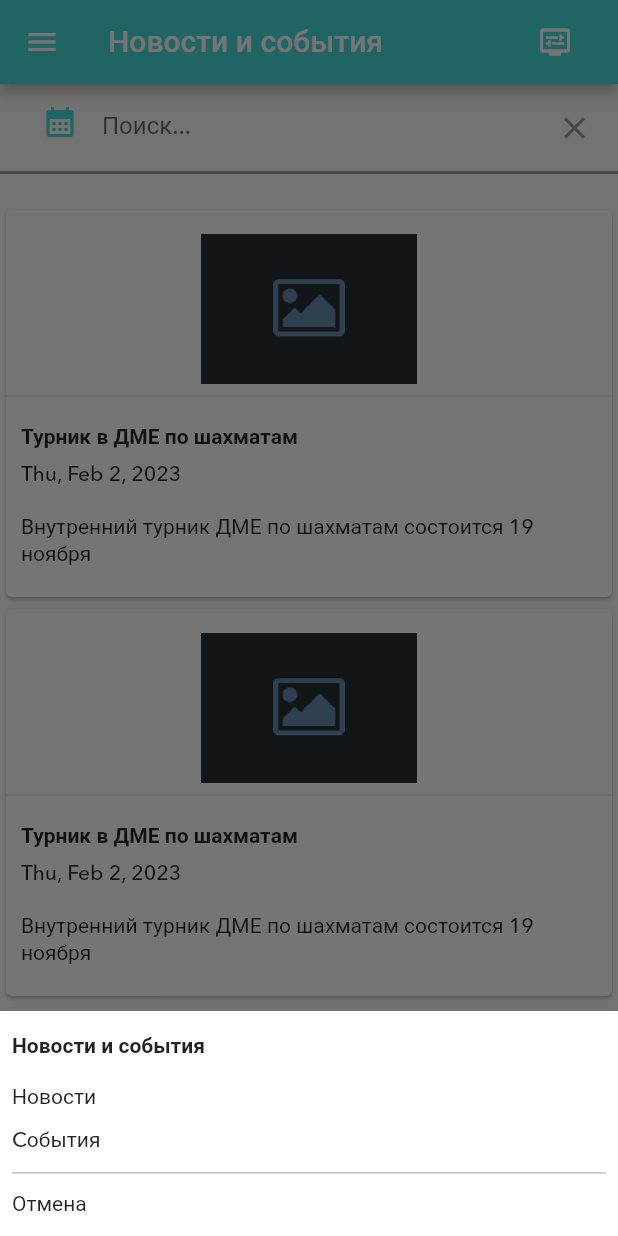
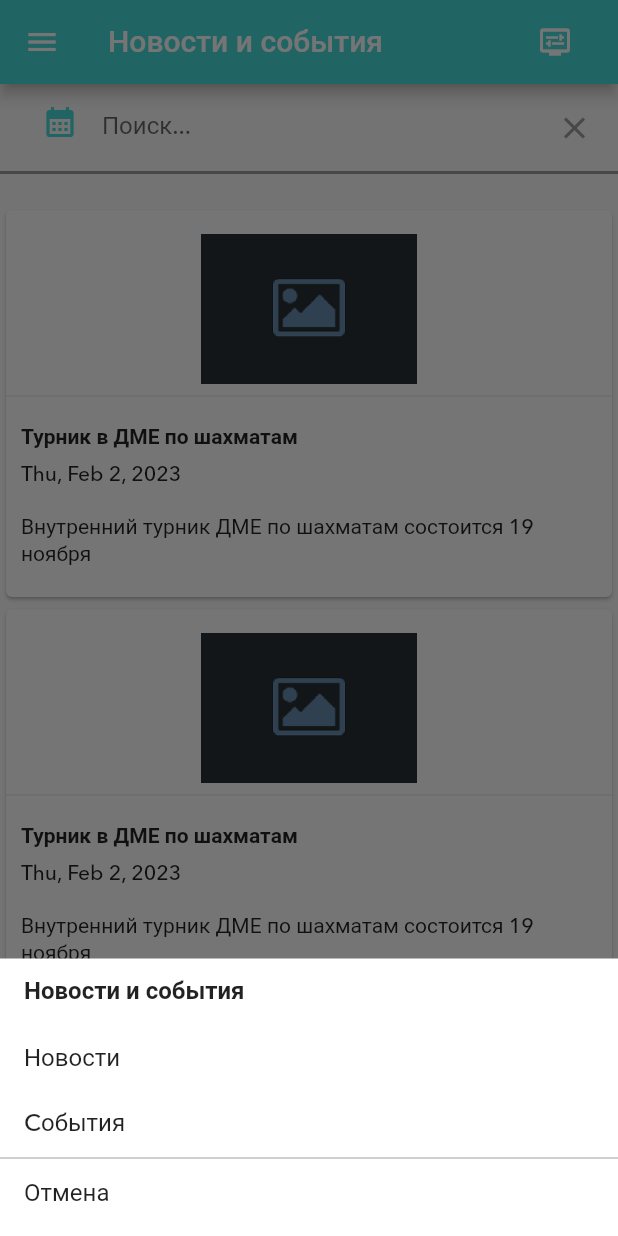
Before and after one commit to nikwils/hr_events, a Flutter app: the screen it shows after launch, after a tap on the "display settings" icon, on a phone screen of 412 x 824 dp. Run offline on Flutter 3.47's test engine with Material 2 defaults, Android fonts, the phone set to English and light mode, and no system bars.

Commit message:
updated bottomSheets

```diff
--- a/lib/mvvm/list_events/list_events_screen.dart
+++ b/lib/mvvm/list_events/list_events_screen.dart
@@ -7,32 +7,44 @@ import 'list_events_widget.dart';
 
 void _show(BuildContext ctx) {
   showModalBottomSheet(
-    elevation: 1,
     backgroundColor: Colors.white,
     context: ctx,
     builder: (ctx) => Container(
-      padding: EdgeInsets.all(8),
-      width: 300,
-      height: 150,
-      color: Colors.white54,
-      child: Column(
-        crossAxisAlignment: CrossAxisAlignment.start,
-        mainAxisAlignment: MainAxisAlignment.spaceAround,
+      height: 185,
+      child: ListView(
+        padding: EdgeInsets.zero,
         children: [
-          Container(
-            margin: EdgeInsets.only(bottom: 5),
-            child: Text("Новости и события",
-                style: TextStyle(fontWeight: FontWeight.bold)),
-          ),
-          Text("Новости"),
-          Text("Cобытия"),
+          ListTile(
+              visualDensity: VisualDensity(vertical: -3),
+              title: const Text("Новости и события",
+                  style: TextStyle(fontWeight: FontWeight.bold)),
+              onTap: () {
+                print("Новости и события");
+              }),
+          ListTile(
+              visualDensity: VisualDensity(vertical: -3),
+              title: const Text("Новости"),
+              onTap: () {
+                print("Новости");
+              }),
+          ListTile(
+              visualDensity: VisualDensity(vertical: -3),
+              title: const Text("Cобытия"),
+              onTap: () {
+                print("Cобытия");
+              }),
           Divider(
             color: Color.fromARGB(255, 193, 192, 192),
             thickness: 1,
             height: 2,
             indent: 0,
           ),
-          Text("Отмена"),
+          ListTile(
+              visualDensity: VisualDensity(vertical: -3),
+              title: const Text("Отмена"),
+              onTap: () {
+                print("Отмена");
+              }),
         ],
       ),
     ),
```
Also changed, not shown: lib/mvvm/detail_event/detail_event_screen.dart (+19 -19 lines).
